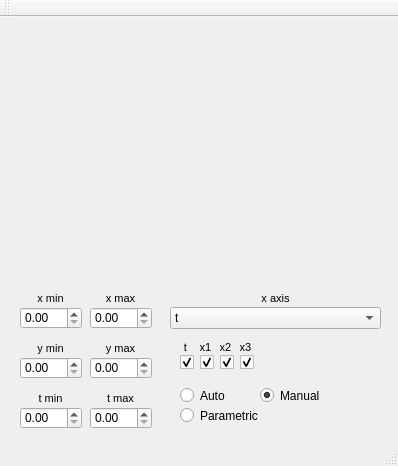
The window that mainwindow.ui (MASA-Dearborn/GUI2018-19) describes before a commit, drawn with Qt 5.
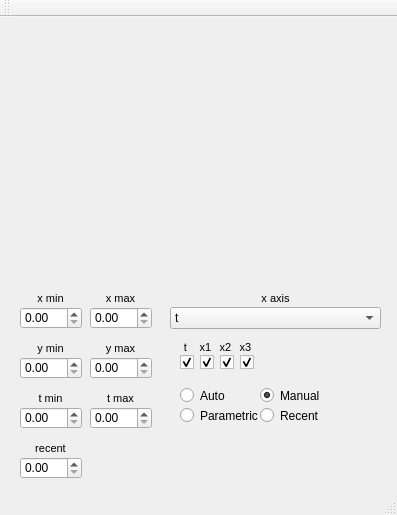
The same window after the commit. Custom widgets are drawn as their Qt base class.

Commit message: Implemented viewing most recent data in a certain time range. Also speedups from using statistics

The edit to the form file:
```diff
--- a/mainwindow.ui
+++ b/mainwindow.ui
@@ -6,8 +6,8 @@
    <rect>
     <x>0</x>
     <y>0</y>
-    <width>398</width>
-    <height>466</height>
+    <width>397</width>
+    <height>515</height>
    </rect>
   </property>
   <property name="windowTitle">
@@ -154,6 +154,25 @@
       <bool>false</bool>
      </property>
     </widget>
+    <widget class="QRadioButton" name="recent">
+     <property name="enabled">
+      <bool>true</bool>
+     </property>
+     <property name="geometry">
+      <rect>
+       <x>90</x>
+       <y>30</y>
+       <width>82</width>
+       <height>17</height>
+      </rect>
+     </property>
+     <property name="text">
+      <string>Recent</string>
+     </property>
+     <property name="checked">
+      <bool>false</bool>
+     </property>
+    </widget>
    </widget>
    <widget class="QDoubleSpinBox" name="parametricMin">
     <property name="geometry">
@@ -562,6 +581,45 @@
      </property>
     </widget>
    </widget>
+   <widget class="QDoubleSpinBox" name="recentTime">
+    <property name="geometry">
+     <rect>
+      <x>20</x>
+      <y>440</y>
+      <width>62</width>
+      <height>22</height>
+     </rect>
+    </property>
+   </widget>
+   <widget class="QTextBrowser" name="tMinText_2">
+    <property name="enabled">
+     <bool>true</bool>
+    </property>
+    <property name="geometry">
+     <rect>
+      <x>20</x>
+      <y>420</y>
+      <width>61</width>
+      <height>31</height>
+     </rect>
+    </property>
+    <property name="sizePolicy">
+     <sizepolicy hsizetype="Fixed" vsizetype="Fixed">
+      <horstretch>0</horstretch>
+      <verstretch>0</verstretch>
+     </sizepolicy>
+    </property>
+    <property name="styleSheet">
+     <string notr="true">background-color: rgba(0,0,0,0%)</string>
+    </property>
+    <property name="html">
+     <string>&lt;!DOCTYPE HTML PUBLIC &quot;-//W3C//DTD HTML 4.0//EN&quot; &quot;http://www.w3.org/TR/REC-html40/strict.dtd&quot;&gt;
+&lt;html&gt;&lt;head&gt;&lt;meta name=&quot;qrichtext&quot; content=&quot;1&quot; /&gt;&lt;style type=&quot;text/css&quot;&gt;
+p, li { white-space: pre-wrap; }
+&lt;/style&gt;&lt;/head&gt;&lt;body style=&quot; font-family:'MS Shell Dlg 2'; font-size:8.25pt; font-weight:400; font-style:normal;&quot;&gt;
+&lt;p align=&quot;center&quot; style=&quot; margin-top:0px; margin-bottom:0px; margin-left:0px; margin-right:0px; -qt-block-indent:0; text-indent:0px;&quot;&gt;recent&lt;/p&gt;&lt;/body&gt;&lt;/html&gt;</string>
+    </property>
+   </widget>
    <zorder>graph</zorder>
    <zorder>rangeSelect</zorder>
    <zorder>xMinText</zorder>
```
Left out of the diff: 4 changed lines with no effect on the pictures. The commit also changes 3 other files.
